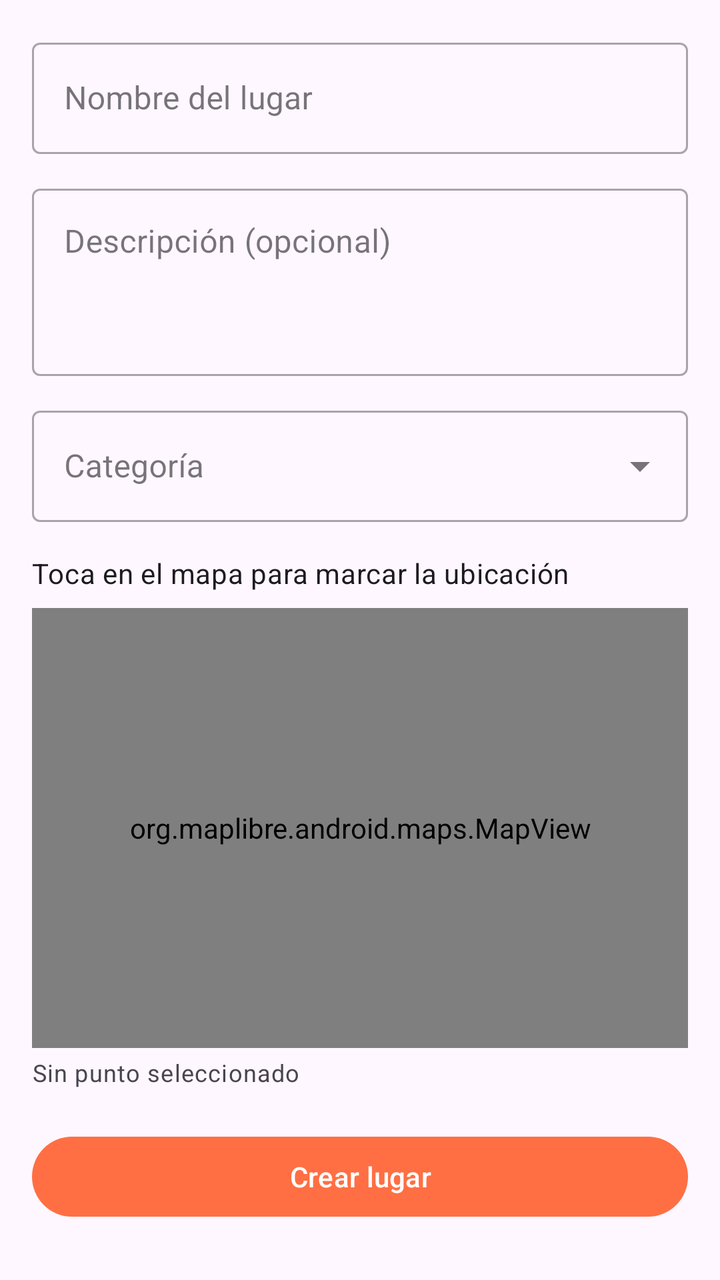
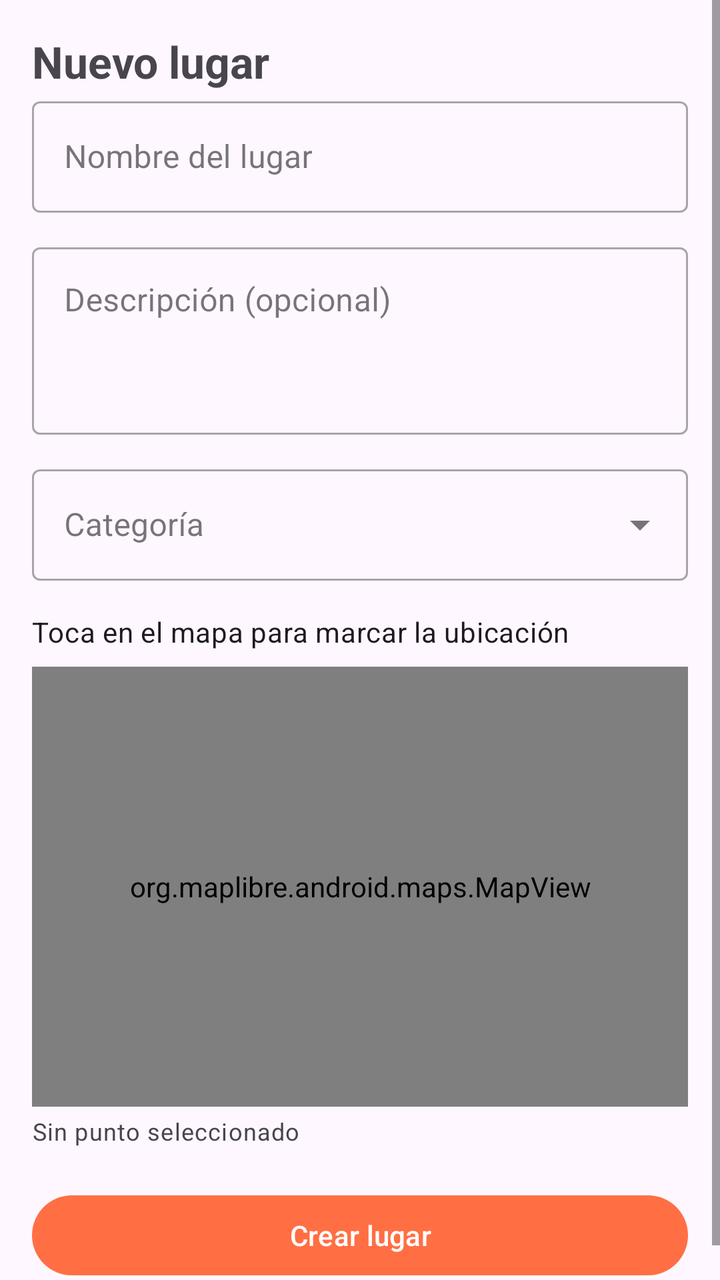

An Android layout rendered at two revisions. The XML below is the earlier revision; the diff shows what the commit changed to produce the second picture.
<!-- AndroidManifest.xml: application theme Theme.WoofMap -->
<!-- res/layout/activity_create_lugar.xml -->
<?xml version="1.0" encoding="utf-8"?>
<ScrollView xmlns:android="http://schemas.android.com/apk/res/android"
    xmlns:app="http://schemas.android.com/apk/res-auto"
    android:layout_width="match_parent"
    android:layout_height="match_parent"
    android:fillViewport="true">

    <LinearLayout
        android:layout_width="match_parent"
        android:layout_height="wrap_content"
        android:orientation="vertical"
        android:padding="16dp">

        <com.google.android.material.textfield.TextInputLayout
            android:id="@+id/layoutNombre"
            style="@style/Widget.MaterialComponents.TextInputLayout.OutlinedBox"
            android:layout_width="match_parent"
            android:layout_height="wrap_content"
            android:hint="@string/crear_lugar_nombre">

            <com.google.android.material.textfield.TextInputEditText
                android:id="@+id/campoNombre"
                android:layout_width="match_parent"
                android:layout_height="wrap_content"
                android:inputType="textCapSentences"
                android:maxLength="150" />
        </com.google.android.material.textfield.TextInputLayout>

        <com.google.android.material.textfield.TextInputLayout
            android:id="@+id/layoutDescripcion"
            style="@style/Widget.MaterialComponents.TextInputLayout.OutlinedBox"
            android:layout_width="match_parent"
            android:layout_height="wrap_content"
            android:layout_marginTop="12dp"
            android:hint="@string/crear_lugar_descripcion">

            <com.google.android.material.textfield.TextInputEditText
                android:id="@+id/campoDescripcion"
                android:layout_width="match_parent"
                android:layout_height="wrap_content"
                android:gravity="top"
                android:inputType="textMultiLine|textCapSentences"
                android:lines="3"
                android:maxLines="6" />
        </com.google.android.material.textfield.TextInputLayout>

        <com.google.android.material.textfield.TextInputLayout
            android:id="@+id/layoutCategoria"
            style="@style/Widget.MaterialComponents.TextInputLayout.OutlinedBox.ExposedDropdownMenu"
            android:layout_width="match_parent"
            android:layout_height="wrap_content"
            android:layout_marginTop="12dp"
            android:hint="@string/crear_lugar_categoria">

            <AutoCompleteTextView
                android:id="@+id/spinnerCategoria"
                android:layout_width="match_parent"
                android:layout_height="wrap_content"
                android:inputType="none" />
        </com.google.android.material.textfield.TextInputLayout>

        <TextView
            android:layout_width="match_parent"
            android:layout_height="wrap_content"
            android:layout_marginTop="16dp"
            android:text="@string/crear_lugar_instruccion_mapa"
            android:textAppearance="?attr/textAppearanceBodyMedium" />

        <org.maplibre.android.maps.MapView
            android:id="@+id/miniMapa"
            android:layout_width="match_parent"
            android:layout_height="220dp"
            android:layout_marginTop="8dp" />

        <TextView
            android:id="@+id/textoCoords"
            android:layout_width="match_parent"
            android:layout_height="wrap_content"
            android:layout_marginTop="4dp"
            android:text="@string/crear_lugar_sin_punto"
            android:textAppearance="?attr/textAppearanceBodySmall" />

        <com.google.android.material.button.MaterialButton
            android:id="@+id/botonCrear"
            android:layout_width="match_parent"
            android:layout_height="wrap_content"
            android:layout_marginTop="20dp"
            android:text="@string/crear_lugar_boton" />

        <com.google.android.material.progressindicator.LinearProgressIndicator
            android:id="@+id/progreso"
            android:layout_width="match_parent"
            android:layout_height="wrap_content"
            android:layout_marginTop="8dp"
            android:indeterminate="true"
            android:visibility="gone" />

    </LinearLayout>
</ScrollView>
<!-- resources referenced by this layout -->
<resources>
  <string name="crear_lugar_boton">Crear lugar</string>
  <string name="crear_lugar_categoria">Categoría</string>
  <string name="crear_lugar_descripcion">Descripción (opcional)</string>
  <string name="crear_lugar_instruccion_mapa">Toca en el mapa para marcar la ubicación</string>
  <string name="crear_lugar_nombre">Nombre del lugar</string>
  <string name="crear_lugar_sin_punto">Sin punto seleccionado</string>
  <style name="Theme.WoofMap" parent="Theme.Material3.DayNight.NoActionBar">
          <item name="colorPrimary">@color/woofmap_primary</item>
          <item name="colorOnPrimary">@color/white</item>
      </style>
  <color name="woofmap_primary">#FF6F43</color>
  <color name="white">#FFFFFFFF</color>
</resources>

<!-- the commit's change to res/layout/activity_create_lugar.xml (unified diff, before → after) -->
@@ -10,6 +10,13 @@
         android:layout_height="wrap_content"
         android:orientation="vertical"
         android:padding="16dp">
+
+        <TextView
+            android:layout_width="match_parent"
+            android:layout_height="wrap_content"
+            android:text="@string/crear_lugar_titulo"
+            android:textSize="22sp"
+            android:textStyle="bold" />
 
         <com.google.android.material.textfield.TextInputLayout
             android:id="@+id/layoutNombre"
<!-- resource entries referenced after the edit -->
@@ -6,6 +6,7 @@
   <string name="crear_lugar_instruccion_mapa">Toca en el mapa para marcar la ubicación</string>
   <string name="crear_lugar_nombre">Nombre del lugar</string>
   <string name="crear_lugar_sin_punto">Sin punto seleccionado</string>
+  <string name="crear_lugar_titulo">Nuevo lugar</string>
   <style name="Theme.WoofMap" parent="Theme.Material3.DayNight.NoActionBar">
           <item name="colorPrimary">@color/woofmap_primary</item>
           <item name="colorOnPrimary">@color/white</item>
